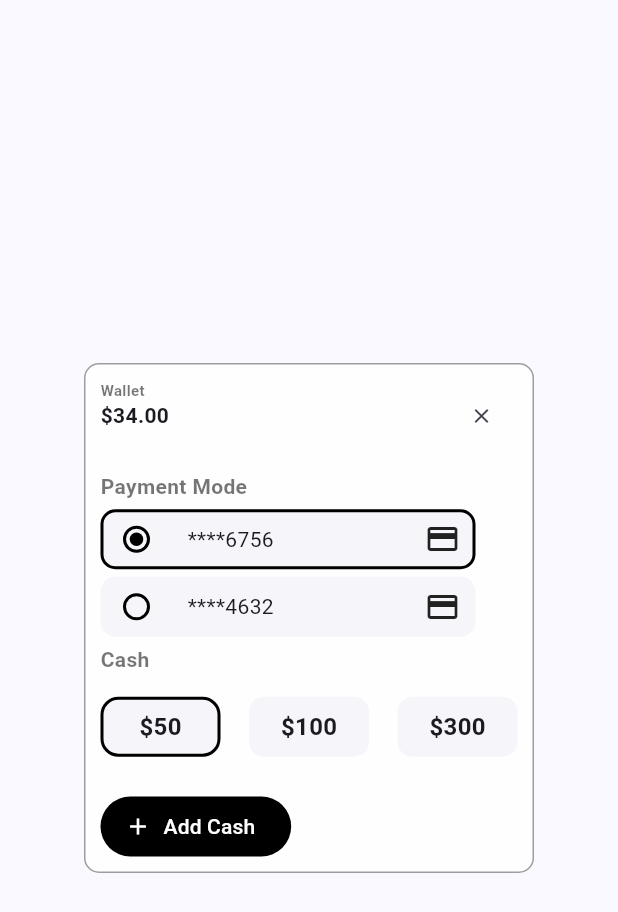
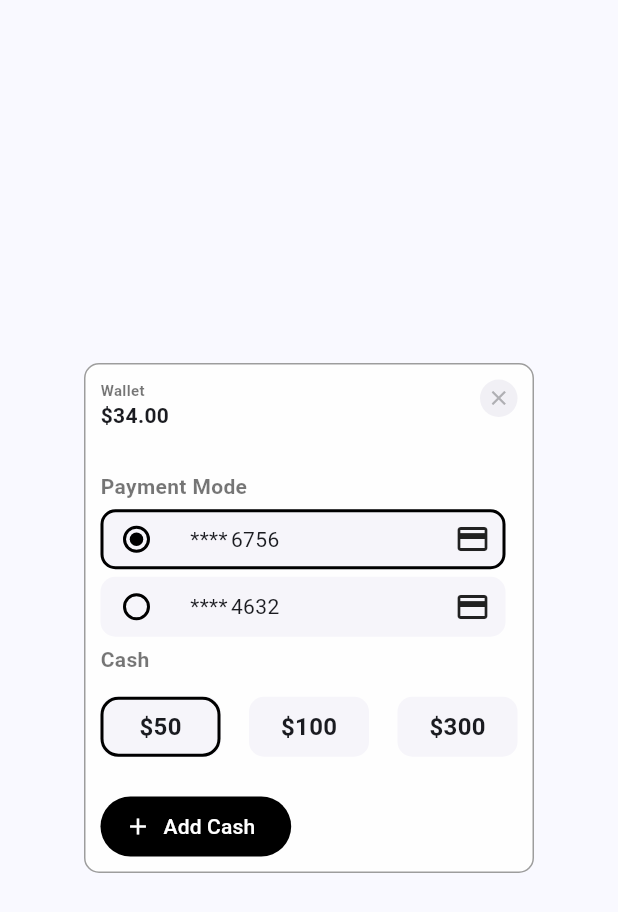
Before and after one commit to hydev777/wt-flutter-samples, a Flutter app: the AnimatedCard2 screen opened directly, after a tap on "Wallet", on a phone screen of 412 x 824 dp. Shown: the top 912 px of the screen. Run offline on Flutter 3.47's test engine with Material 3 defaults, Android fonts, the phone set to English and light mode, and no system bars.

Commit message:
fixed payment mode elements width size

```diff
--- a/lib/animated_card_2.dart
+++ b/lib/animated_card_2.dart
@@ -97,7 +97,7 @@ class _AnimatedCard2State extends State<AnimatedCard2>
     );
 
     _heightAnimation = Tween<double>(
-      begin: 65,
+      begin: 70,
       end: 340,
     ).animate(
       CurvedAnimation(
@@ -209,14 +209,23 @@ class _AnimatedCard2State extends State<AnimatedCard2>
                       opacity: _opacityAnimation.value,
                       child: Align(
                         alignment: Alignment.topRight,
-                        child: IconButton(
-                          onPressed: () {
+                        child: GestureDetector(
+                          onTap: () {
                             _animationController.reverse();
                             _animationController2.reverse();
                           },
-                          icon: const Icon(
-                            Icons.close,
-                            size: 16,
+                          child: Container(
+                            height: 25,
+                            width: 25,
+                            decoration: const BoxDecoration(
+                              color: Color(0xFFF1F0F5),
+                              shape: BoxShape.circle,
+                            ),
+                            child: const Icon(
+                              color: Color(0xFFAFAFB3),
+                              Icons.close,
+                              size: 16,
+                            ),
                           ),
                         ),
                       ),
@@ -264,7 +273,7 @@ class _AnimatedCard2State extends State<AnimatedCard2>
                                   top: 25,
                                   child: Container(
                                     height: 40,
-                                    width: 250,
+                                    width: 270,
                                     padding: const EdgeInsets.only(right: 10),
                                     decoration: BoxDecoration(
                                       color: const Color(0xFFF6F5FA),
@@ -291,7 +300,7 @@ class _AnimatedCard2State extends State<AnimatedCard2>
                                           width: 10,
                                         ),
                                         const Text(
-                                          '****',
+                                          '**** ',
                                           textAlign: TextAlign.center,
                                         ),
                                         const Text('6756'),
@@ -305,7 +314,7 @@ class _AnimatedCard2State extends State<AnimatedCard2>
                                   top: 70,
                                   child: Container(
                                     height: 40,
-                                    width: 250,
+                                    width: 270,
                                     padding: const EdgeInsets.only(right: 10),
                                     decoration: BoxDecoration(
                                       color: const Color(0xFFF6F5FA),
@@ -332,7 +341,7 @@ class _AnimatedCard2State extends State<AnimatedCard2>
                                           width: 10,
                                         ),
                                         const Text(
-                                          '****',
+                                          '**** ',
                                           textAlign: TextAlign.center,
                                         ),
                                         const Text('4632'),
@@ -347,7 +356,7 @@ class _AnimatedCard2State extends State<AnimatedCard2>
                                   top: _topPositioned,
                                   child: Container(
                                     height: 40,
-                                    width: 250,
+                                    width: 270,
                                     padding: const EdgeInsets.all(5),
                                     decoration: BoxDecoration(
                                       color: Colors.transparent,
```
